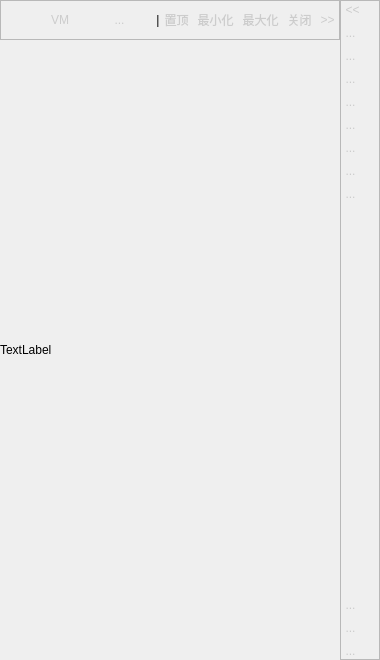
Above: phoneinstancewidget.ui from ZhouMei20220810/TEST before the change. Below: the same form after it.
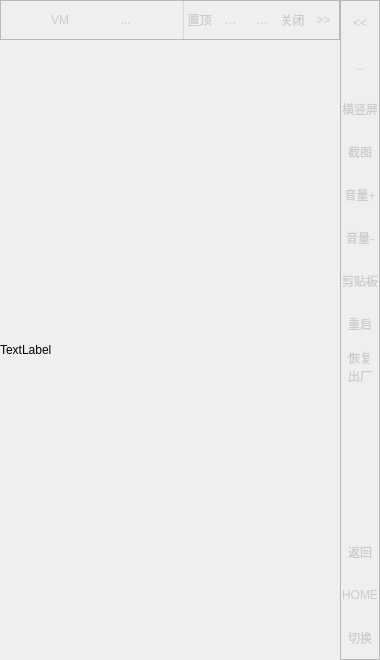
That is the form after the change. Icons and pictures are not drawn.

Commit message: instance布局调整

Diff of the .ui file:
```diff
--- a/phoneinstancewidget.ui
+++ b/phoneinstancewidget.ui
@@ -56,6 +56,13 @@
          <height>40</height>
         </size>
        </property>
+       <property name="styleSheet">
+        <string notr="true">QToolButton
+{
+width:28;
+height:40;
+}</string>
+       </property>
        <property name="frameShape">
         <enum>QFrame::StyledPanel</enum>
        </property>
@@ -131,8 +138,16 @@
         </item>
         <item>
          <widget class="QLabel" name="label">
+          <property name="styleSheet">
+           <string notr="true">QFrame {
+color: rgb(255, 255, 255);
+background-color: #FF#F5F6FA;
+border-radius:0px;
+border-right: 1px solid #D7D7DE;
+}</string>
+          </property>
           <property name="text">
-           <string>|</string>
+           <string/>
           </property>
           <property name="alignment">
            <set>Qt::AlignCenter</set>
@@ -219,6 +234,13 @@
        <height>16777215</height>
       </size>
      </property>
+     <property name="styleSheet">
+      <string notr="true">QToolButton
+{
+width:40;
+height:40
+}</string>
+     </property>
      <property name="frameShape">
       <enum>QFrame::StyledPanel</enum>
      </property>
@@ -226,6 +248,9 @@
       <enum>QFrame::Raised</enum>
      </property>
      <layout class="QVBoxLayout" name="verticalLayout">
+      <property name="spacing">
+       <number>0</number>
+      </property>
       <property name="leftMargin">
        <number>0</number>
       </property>
@@ -255,49 +280,50 @@
       <item>
        <widget class="QToolButton" name="toolBtnVerOrHor">
         <property name="text">
-         <string>...</string>
+         <string>横竖屏</string>
         </property>
        </widget>
       </item>
       <item>
        <widget class="QToolButton" name="toolBtnScreenshot">
         <property name="text">
-         <string>...</string>
+         <string>截图</string>
         </property>
        </widget>
       </item>
       <item>
        <widget class="QToolButton" name="toolBtnAddVolume">
         <property name="text">
-         <string>...</string>
+         <string>音量+</string>
         </property>
        </widget>
       </item>
       <item>
        <widget class="QToolButton" name="toolBtnSubVolume">
         <property name="text">
-         <string>...</string>
+         <string>音量-</string>
         </property>
        </widget>
       </item>
       <item>
        <widget class="QToolButton" name="toolBtnClipboard">
         <property name="text">
-         <string>...</string>
+         <string>剪贴板</string>
         </property>
        </widget>
       </item>
       <item>
        <widget class="QToolButton" name="toolBtnRestart">
         <property name="text">
-         <string>...</string>
+         <string>重启</string>
         </property>
        </widget>
       </item>
       <item>
        <widget class="QToolButton" name="toolBtnFactoryDataReset">
         <property name="text">
-         <string>...</string>
+         <string>恢复
+出厂</string>
         </property>
        </widget>
       </item>
@@ -317,21 +343,21 @@
       <item>
        <widget class="QToolButton" name="toolBtnReturn">
         <property name="text">
-         <string>...</string>
+         <string>返回</string>
         </property>
        </widget>
       </item>
       <item>
        <widget class="QToolButton" name="toolBtnHome">
         <property name="text">
-         <string>...</string>
+         <string>HOME</string>
         </property>
        </widget>
       </item>
       <item>
        <widget class="QToolButton" name="toolBtnChangePage">
         <property name="text">
-         <string>...</string>
+         <string>切换</string>
         </property>
        </widget>
       </item>
```
Left out of the diff: 54 changed lines with no effect on the pictures.
